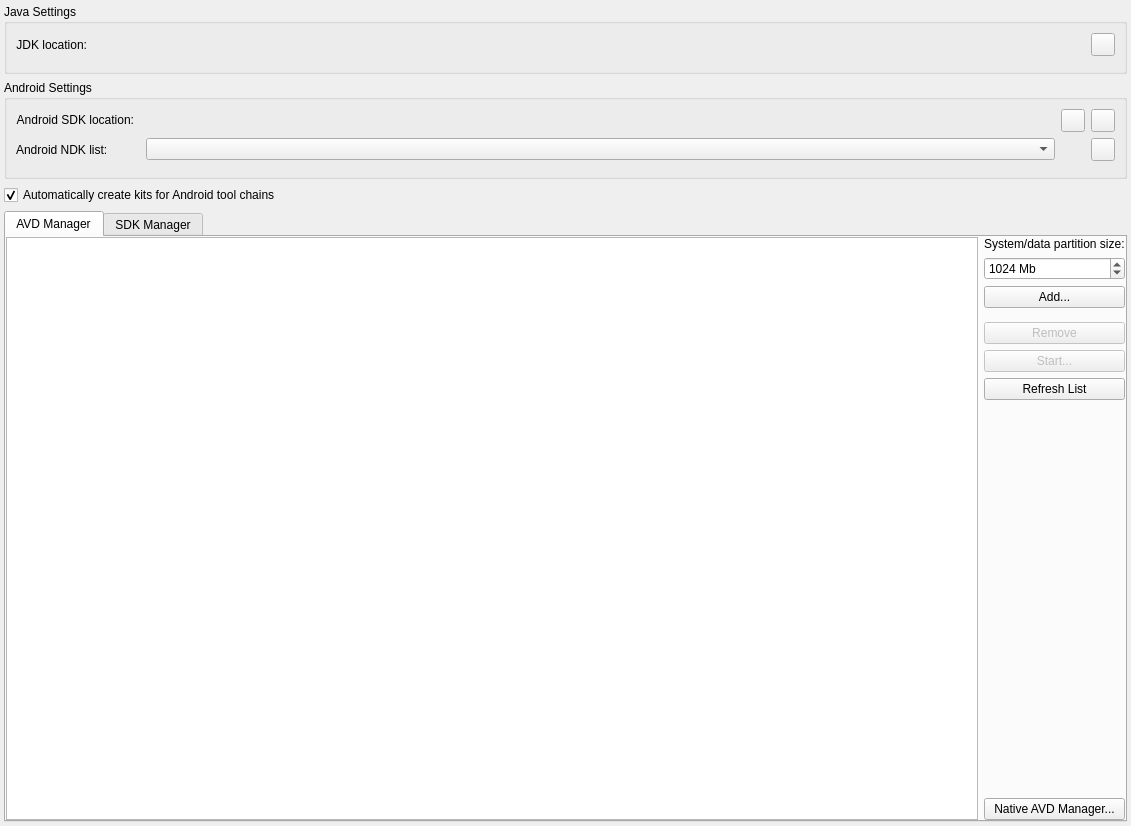
Qt form src/plugins/android/androidsettingswidget.ui (qt-creator/qt-creator) before a commit.
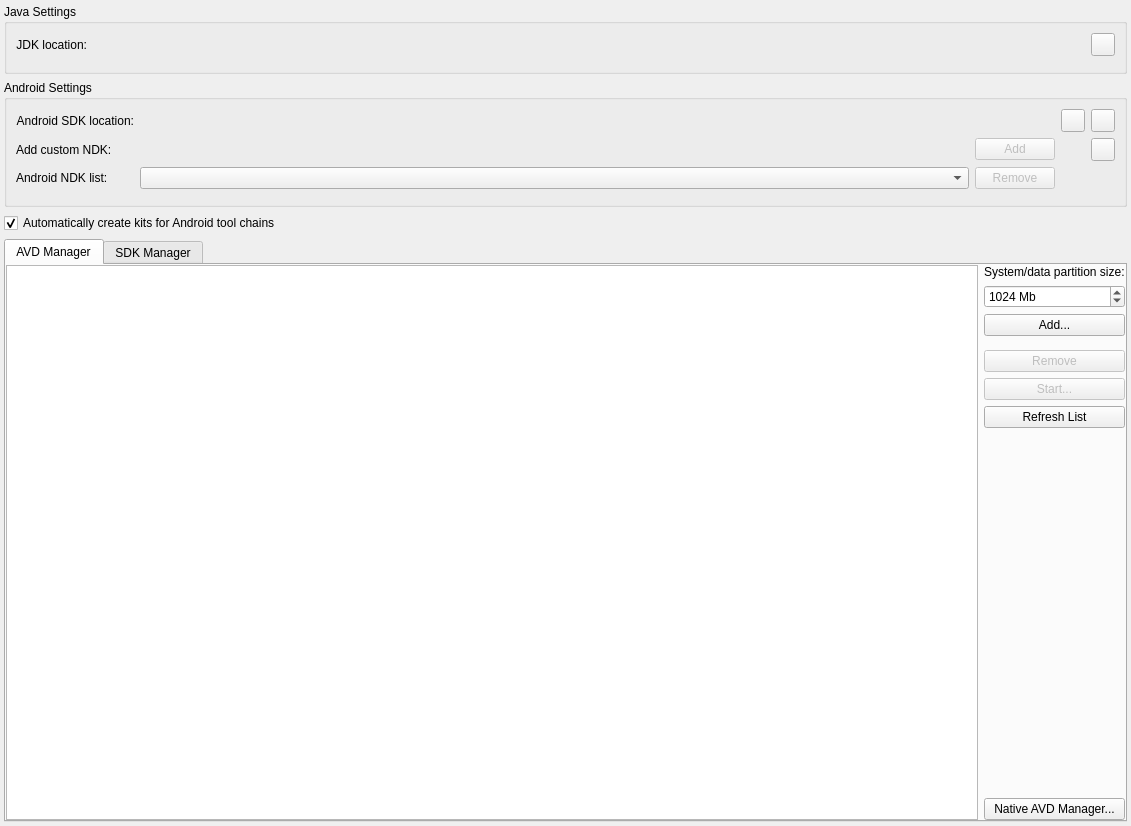
The same form after that commit. Custom widgets are drawn as their Qt base class.

Commit message:
Android: Allow adding custom NDKs and auto detect their toolchains
This adds the option for the user to add a custom NDK out of the
predefined list installed from SDK manager. Once an NDK is added and
settings saved, both the toolchains and debuggers will be detected
automatically. The user then can create a custom kit with those added
toolchains and debuggers.

Task-number: QTCREATORBUG-23286

```diff
--- a/src/plugins/android/androidsettingswidget.ui
+++ b/src/plugins/android/androidsettingswidget.ui
@@ -93,7 +93,7 @@
       <item row="0" column="0">
        <widget class="QLabel" name="SDKLocationLabel">
         <property name="sizePolicy">
-         <sizepolicy hsizetype="Preferred" vsizetype="Fixed">
+         <sizepolicy hsizetype="Fixed" vsizetype="Preferred">
           <horstretch>0</horstretch>
           <verstretch>0</verstretch>
          </sizepolicy>
@@ -106,21 +106,24 @@
         </property>
        </widget>
       </item>
-      <item row="0" column="4">
-       <widget class="QToolButton" name="downloadSDKToolButton">
-        <property name="toolTip">
-         <string>Download Android SDK</string>
-        </property>
-       </widget>
-      </item>
       <item row="1" column="0">
-       <widget class="QLabel" name="ndkComboBoxLabel">
+       <widget class="QLabel" name="customNdkLabel">
         <property name="text">
-         <string>Android NDK list:</string>
+         <string>Add custom NDK:</string>
         </property>
        </widget>
       </item>
-      <item row="0" column="3">
+      <item row="1" column="6">
+       <widget class="QToolButton" name="downloadNDKToolButton">
+        <property name="text">
+         <string/>
+        </property>
+       </widget>
+      </item>
+      <item row="0" column="1" colspan="4">
+       <widget class="Utils::PathChooser" name="SDKLocationPathChooser" native="true"/>
+      </item>
+      <item row="0" column="5">
        <widget class="QToolButton" name="sdkToolsAutoDownloadButton">
         <property name="toolTip">
          <string>Automatically download Android SDK Tools to selected location.</string>
@@ -130,29 +133,74 @@
         </property>
        </widget>
       </item>
-      <item row="2" column="0" colspan="5">
+      <item row="3" column="0" colspan="7">
        <widget class="Utils::DetailsWidget" name="androidDetailsWidget" native="true"/>
       </item>
+      <item row="2" column="0">
+       <widget class="QLabel" name="ndkComboBoxLabel">
+        <property name="text">
+         <string>Android NDK list:</string>
+        </property>
+       </widget>
+      </item>
+      <item row="0" column="6">
+       <widget class="QToolButton" name="downloadSDKToolButton">
+        <property name="toolTip">
+         <string>Download Android SDK</string>
+        </property>
+       </widget>
+      </item>
+      <item row="1" column="1" colspan="3">
+       <widget class="Utils::PathChooser" name="customNdkPathChooser" native="true">
+        <property name="minimumSize">
+         <size>
+          <width>20</width>
+          <height>0</height>
+         </size>
+        </property>
+       </widget>
+      </item>
       <item row="1" column="4">
-       <widget class="QToolButton" name="downloadNDKToolButton">
-        <property name="text">
-         <string/>
+       <widget class="QPushButton" name="addCustomNdkButton">
+        <property name="enabled">
+         <bool>false</bool>
         </property>
-       </widget>
-      </item>
-      <item row="0" column="2">
-       <widget class="Utils::PathChooser" name="SDKLocationPathChooser" native="true">
         <property name="sizePolicy">
-         <sizepolicy hsizetype="Expanding" vsizetype="Preferred">
+         <sizepolicy hsizetype="Maximum" vsizetype="Fixed">
           <horstretch>0</horstretch>
           <verstretch>0</verstretch>
          </sizepolicy>
         </property>
+        <property name="toolTip">
+         <string>Add the selected custom NDK. The toolchains and debuggers will be created automatically.</string>
+        </property>
+        <property name="text">
+         <string>Add</string>
+        </property>
        </widget>
       </item>
-      <item row="1" column="2">
+      <item row="2" column="1" colspan="3">
        <widget class="QComboBox" name="ndkListComboBox"/>
       </item>
+      <item row="2" column="4">
+       <widget class="QPushButton" name="removeCustomNdkButton">
+        <property name="enabled">
+         <bool>false</bool>
+        </property>
+        <property name="sizePolicy">
+         <sizepolicy hsizetype="Maximum" vsizetype="Fixed">
+          <horstretch>0</horstretch>
+          <verstretch>0</verstretch>
+         </sizepolicy>
+        </property>
+        <property name="toolTip">
+         <string>Remove the selected custom NDK.</string>
+        </property>
+        <property name="text">
+         <string>Remove</string>
+        </property>
+       </widget>
+      </item>
      </layout>
     </widget>
    </item>
```
Left out of the diff: 4 changed lines with no effect on the pictures. The commit also changes 5 other files.
